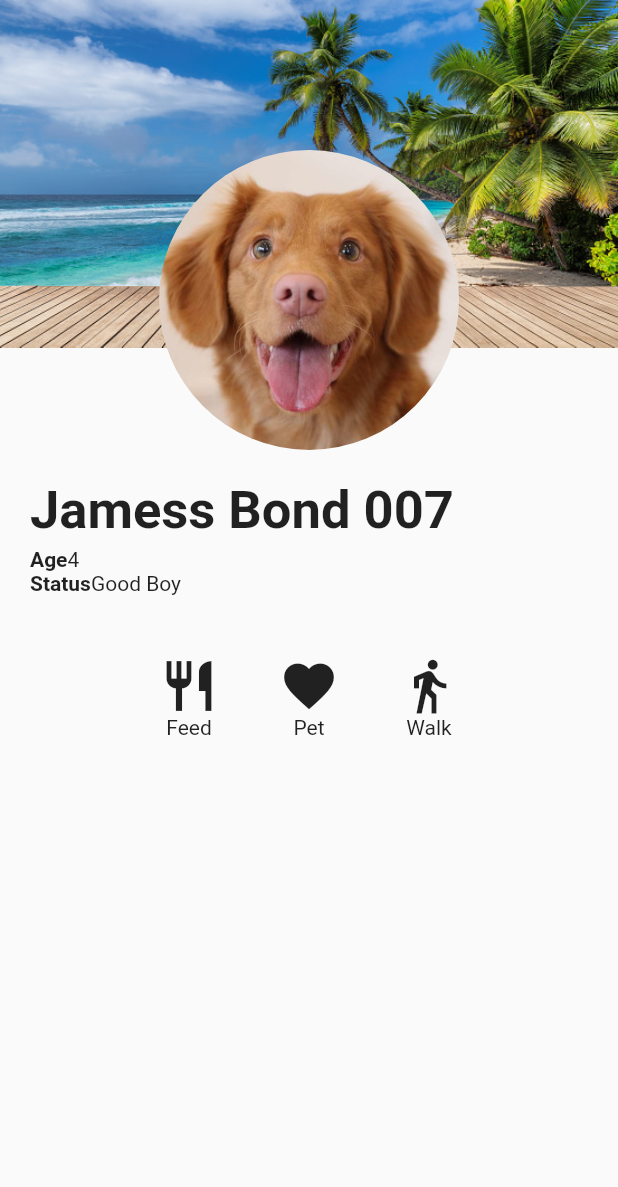
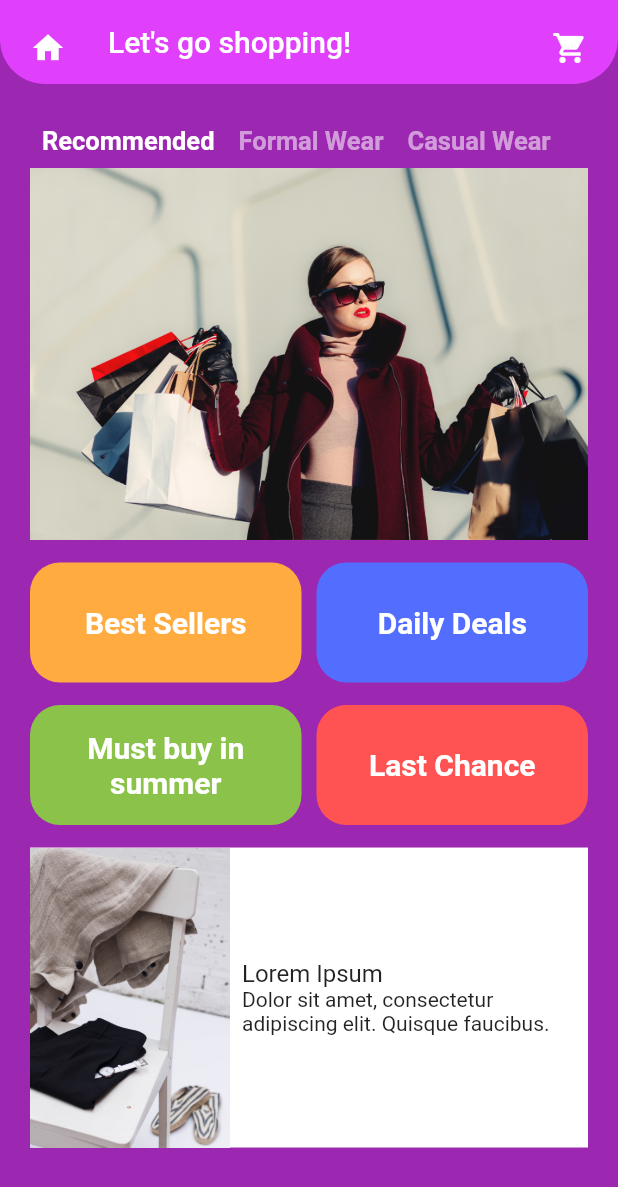
Before and after one commit to Codewithjalloh/flutter_layout, a Flutter app: the screen it shows after launch, on a phone screen of 412 x 824 dp. Shown: the top 1187 px of the screen. Run offline on Flutter 3.47's test engine with Material 2 defaults, Android fonts, the phone set to English and light mode, and no system bars; our stand-ins replace google_fonts.

Commit message:
update the ui layout

```diff
--- /dev/null
+++ b/lib/e_commerce_screen_before.dart
@@ -0,0 +1,189 @@
+import 'package:flutter/material.dart';
+
+import 'package:flutter/material.dart';
+
+class ECommerceScreen extends StatelessWidget {
+  @override
+  Widget build(BuildContext context) {
+    return Scaffold(
+      backgroundColor: Colors.purple,
+      appBar: AppBar(
+        backgroundColor: Colors.purpleAccent,
+        shape: RoundedRectangleBorder(
+            borderRadius: BorderRadius.vertical(bottom: Radius.circular(30))),
+        leading: Padding(
+          padding: const EdgeInsets.all(20.0),
+          child: Icon(Icons.home),
+        ),
+        title: Text('Let\'s go shopping!'),
+        elevation: 0,
+        actions: <Widget>[
+          Padding(
+            padding: const EdgeInsets.all(20.0),
+            child: Icon(Icons.shopping_cart),
+          )
+        ],
+      ),
+      body: Padding(
+        padding: const EdgeInsets.all(20.0),
+        child: Column(
+          children: <Widget>[
+            Row(
+              children: <Widget>[
+                Padding(
+                  padding: const EdgeInsets.all(8.0),
+                  child: Text(
+                    'Recommended',
+                    style: TextStyle(
+                      color: Colors.white,
+                      fontSize: 17,
+                      fontWeight: FontWeight.bold,
+                    ),
+                  ),
+                ),
+                Padding(
+                  padding: const EdgeInsets.all(8.0),
+                  child: Text(
+                    'Formal Wear',
+                    style: TextStyle(
+                      color: Colors.white54,
+                      fontSize: 17,
+                      fontWeight: FontWeight.bold,
+                    ),
+                  ),
+                ),
+                Padding(
+                  padding: const EdgeInsets.all(8.0),
+                  child: Text(
+                    'Casual Wear',
+                    style: TextStyle(
+                      color: Colors.white54,
+                      fontSize: 17,
+                      fontWeight: FontWeight.bold,
+                    ),
+                  ),
+                ),
+              ],
+            ),
+            Image.asset('assets/woman_shopping.jpg'),
+            SizedBox(height: 15),
+            Row(
+              children: <Widget>[
+                Expanded(
+                  child: Container(
+                    height: 80,
+                    decoration: BoxDecoration(
+                        color: Colors.orangeAccent,
+                        borderRadius: BorderRadius.circular(20)),
+                    child: Center(
+                        child: Text(
+                          'Best Sellers',
+                          style: TextStyle(
+                            color: Colors.white,
+                            fontSize: 20.0,
+                            fontWeight: FontWeight.bold,
+                          ),
+                        )),
+                  ),
+                ),
+                SizedBox(width: 10),
+                Expanded(
+                  child: Container(
+                    height: 80,
+                    decoration: BoxDecoration(
+                        color: Colors.indigoAccent,
+                        borderRadius: BorderRadius.circular(20)),
+                    child: Center(
+                        child: Text(
+                          'Daily Deals',
+                          style: TextStyle(
+                            color: Colors.white,
+                            fontSize: 20.0,
+                            fontWeight: FontWeight.bold,
+                          ),
+                        )),
+                  ),
+                )
+              ],
+            ),
+            SizedBox(height: 15),
+            Row(
+              children: <Widget>[
+                Expanded(
+                  child: Container(
+                    height: 80,
+                    decoration: BoxDecoration(
+                        color: Colors.lightGreen,
+                        borderRadius: BorderRadius.circular(20)),
+                    child: Padding(
+                      padding: const EdgeInsets.all(10.0),
+                      child: Center(
+                        child: Text(
+                          'Must buy in summer',
+                          textAlign: TextAlign.center,
+                          style: TextStyle(
+                            color: Colors.white,
+                            fontSize: 20.0,
+                            fontWeight: FontWeight.bold,
+                          ),
+                        ),
+                      ),
+                    ),
+                  ),
+                ),
+                SizedBox(width: 10),
+                Expanded(
+                  child: Container(
+                    height: 80,
+                    decoration: BoxDecoration(
+                        color: Colors.redAccent,
+                        borderRadius: BorderRadius.circular(20)),
+                    child: Center(
+                        child: Text(
+                          'Last Chance',
+                          style: TextStyle(
+                            color: Colors.white,
+                            fontSize: 20.0,
+                            fontWeight: FontWeight.bold,
+                          ),
+                        )),
+                  ),
+                )
+              ],
+            ),
+            SizedBox(height: 15),
+            Container(
+              height: 200,
+              color: Colors.white,
+              child: Row(
+                children: <Widget>[
+                  Image.asset(
+                    'assets/textiles.jpg',
+                    fit: BoxFit.fitHeight,
+                  ),
+                  Expanded(
+                    child: Padding(
+                      padding: const EdgeInsets.all(8.0),
+                      child: Column(
+                        mainAxisAlignment: MainAxisAlignment.center,
+                        crossAxisAlignment: CrossAxisAlignment.start,
+                        children: <Widget>[
+                          Text(
+                            'Lorem Ipsum',
+                            style: Theme.of(context).textTheme.subtitle1,
+                          ),
+                          Text(
+                              'Dolor sit amet, consectetur adipiscing elit. Quisque faucibus.')
+                        ],
+                      ),
+                    ),
+                  )
+                ],
+              ),
+            ),
+          ],
+        ),
+      ),
+    );
+  }
+}
--- a/lib/main.dart
+++ b/lib/main.dart
@@ -2,6 +2,8 @@
 
 import 'package:flutter/material.dart';
 import 'package:flutter_layout_one/basic_screen.dart';
+import 'package:flutter_layout_one/deep_tree.dart';
+import 'package:flutter_layout_one/e_commerce_screen_before.dart';
 import 'package:flutter_layout_one/flex_screen.dart';
 import 'package:flutter_layout_one/immutable_widget.dart';
 import 'package:flutter_layout_one/profile_screen.dart';
@@ -15,9 +17,7 @@ class StaticApp extends StatelessWidget {
   @override
   Widget build(BuildContext context) {
     return MaterialApp(
-      home: ProfileScreen(),
+      home: ECommerceScreen(),
     );
-
-
   }
 }
```
Also changed, not shown: lib/deep_tree.dart (added, +33 -0 lines), lib/e_commerce_screen_after.dart (added, +182 -0 lines), assets/LeckerliOne-Regular.ttf (added), assets/beach.jpg (added), assets/dog.jpg (added), assets/textiles.jpg (added), assets/woman_shopping.jpg (added).
